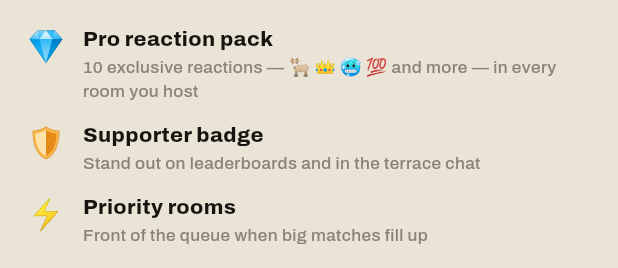
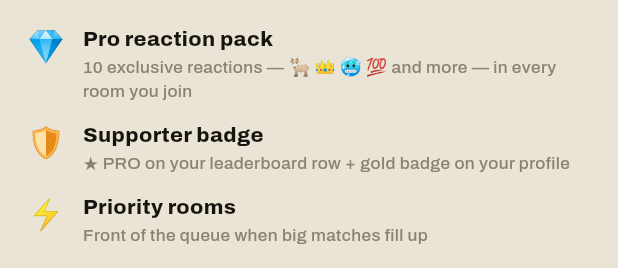
Before and after one commit to Anuragt1104/final-whistle-rooms, a Flutter app: the _SeasonPassSheet widget shown alone on an empty page, opened directly, on a phone screen of 412 x 824 dp. Shown: the part 266-534 px from the top of the screen. Run offline on Flutter 3.47's test engine with Material 3 defaults, Android fonts, the phone set to English and light mode, and no system bars; our stand-ins replace cached_network_image, flutter_local_notifications, share_plus, shared_preferences; missing offline and left inert: cryptography, solana_mobile_client; accounts and stored records are empty; network calls fail; statements that could not run were skipped.

Commit message:
Fix the live-mode regressions: full 104 hub, no phantom rooms, pitch faces, real pass perks
The overhaul left live mode feeding the ENTIRE app from the backend's partial
demo feed (~20 fixtures): "4 of 104 played", an empty bracket, and stale cached
fixtures flashing a dead live match at boot. Auto-created watch rooms were
public, flooding "Open rooms". Season Pass unlocked nothing.

- fixtures split: `_fixtures` is now ALWAYS the full 104-match knowledge layer
  (tournament pulse, groups, bracket, golden boot, schedule); the real backend
  feed lives in `_apiFixtures` and drives only the LIVE strip + watch flow
  (`_liveNow`). Watch goes to the backend only for fixtures the backend knows;
  local-schedule fixtures open replay rooms directly.
- boot flicker: cached fixtures only feed the live strip when the cache is
  <10 min old (new cachedFixturesAge) — no more phantom live match.
- watch-along rooms are created with visibility 'invite' — personal rooms no
  longer appear in everyone's "Open rooms".
- line-ups pitch: every XI player renders as a PlayerAvatar face (shirt-number
  badge, rating badge, initials fallback) — 22 faces per match centre; squads
  pre-warmed on match-screen open.
- Season Pass now DOES something: pro reaction pack (10 exclusive reactions) in
  every room + ★ PRO badge on your leaderboard row + gold badge in the profile
  hero; sheet copy matches the real perks.

Verified on emulator: home "79 of 104 played · 1 live", no Open-rooms flood,
bracket fully populated (Round of 32, 16 ties), pitch faces rendering.
flutter analyze 0/0, 12/12 tests.

Co-Authored-By: Claude Opus 4.8 <noreply@anthropic.com>

```diff
--- a/mobile/lib/screens/room_screen.dart
+++ b/mobile/lib/screens/room_screen.dart
@@ -77,6 +77,7 @@ class _RoomScreenState extends State<RoomScreen> {
     }
     IdentityStore.getOrCreate().then((i) => _identity = i);
     LocalStore.streakBest().then((b) => mounted ? setState(() => _lifetimeBest = b) : null);
+    LocalStore.isPro().then((p) => mounted ? setState(() => _isPro = p) : null);
     ApiClient.instance.config().then((c) => mounted ? setState(() => _aiOn = c.recapAI) : null).catchError((_) {});
     _warmPlayerPhotos();
   }
@@ -118,6 +119,7 @@ class _RoomScreenState extends State<RoomScreen> {
   int _lastReds = 0;
   int _lastPoints = -1;
   int _lastCorrect = -1;
+  bool _isPro = false; // Season Pass — unlocks the pro reaction pack
   int _lifetimeBest = 0; // best Higher-or-Lower streak across all matches
   bool _everConnected = false; // only warn about drops after a first good sync
   void _onChange() {
@@ -359,7 +361,7 @@ class _RoomScreenState extends State<RoomScreen> {
                 const SizedBox(height: 8),
                 ChatFeed(chat: room.chat, hostId: room.hostId),
               ] else ...[
-                Leaderboard(room: room, meId: _c.memberId),
+                Leaderboard(room: room, meId: _c.memberId, meIsPro: _isPro),
                 if (room.recaps.isNotEmpty) const SizedBox(height: 12),
                 ...room.recaps.reversed.map((r) => Padding(padding: const EdgeInsets.only(bottom: 10), child: RecapCard(recap: r, aiOn: _aiOn))),
               ],
@@ -385,7 +387,7 @@ class _RoomScreenState extends State<RoomScreen> {
                 onTap: _scrollToChat,
                 onReact: _c.react,
                 disabled: !_c.joined,
-                emojis: packEmojis(room.reactionPack),
+                emojis: packEmojis(_isPro ? 'pro' : room.reactionPack),
               ),
             ),
           ),
@@ -658,7 +660,7 @@ class _RoomScreenState extends State<RoomScreen> {
             if (room.shootout != null) ...[ShootoutCard(s: room.shootout!, fixture: room.fixture, home: room.fixture.home, away: room.fixture.away), const SizedBox(height: 14)],
             if (room.motm != null) ...[MotmPollCard(poll: room.motm!, fixture: room.fixture, onVote: (k) => _c.voteMotm(k)), const SizedBox(height: 14)],
             if (recap != null) ...[RecapCard(recap: recap, aiOn: _aiOn), const SizedBox(height: 14)],
-            Leaderboard(room: room, meId: _c.memberId),
+            Leaderboard(room: room, meId: _c.memberId, meIsPro: _isPro),
             const SizedBox(height: 14),
             Row(children: [
               _statTile(compactNum(room.members.length), 'Peak in room'),
--- a/mobile/lib/widgets/leaderboard.dart
+++ b/mobile/lib/widgets/leaderboard.dart
@@ -6,7 +6,8 @@ import 'common.dart';
 class Leaderboard extends StatelessWidget {
   final RoomView room;
   final String? meId;
-  const Leaderboard({super.key, required this.room, required this.meId});
+  final bool meIsPro; // Season Pass — supporter badge on your row
+  const Leaderboard({super.key, required this.room, required this.meId, this.meIsPro = false});
 
   String _sideCode(MemberView m) =>
       m.side == 'home' ? room.fixture.home.code : m.side == 'away' ? room.fixture.away.code : '';
@@ -51,6 +52,7 @@ class Leaderboard extends StatelessWidget {
                     if (_sideCode(m).isNotEmpty) ...[const SizedBox(width: 5), _tag(_sideCode(m), AppColors.ink)],
                     if (m.isHost) ...[const SizedBox(width: 4), _tag('HOST', AppColors.orange)],
                     if (isMe) ...[const SizedBox(width: 4), _tag('YOU', AppColors.orange)],
+                    if (isMe && meIsPro) ...[const SizedBox(width: 4), _tag('★ PRO', AppColors.gold)],
                   ]),
                   const SizedBox(height: 5),
                   // mini standings bar
--- a/mobile/lib/widgets/season_pass_sheet.dart
+++ b/mobile/lib/widgets/season_pass_sheet.dart
@@ -79,8 +79,8 @@ class _SeasonPassSheetState extends State<_SeasonPassSheet> {
             ]),
           ),
           const SizedBox(height: 18),
-          _perk('💎', 'Pro reaction pack', '10 exclusive reactions — 🐐 👑 🥶 💯 and more — in every room you host'),
-          _perk('🛡️', 'Supporter badge', 'Stand out on leaderboards and in the terrace chat'),
+          _perk('💎', 'Pro reaction pack', '10 exclusive reactions — 🐐 👑 🥶 💯 and more — in every room you join'),
+          _perk('🛡️', 'Supporter badge', '★ PRO on your leaderboard row + gold badge on your profile'),
           _perk('⚡', 'Priority rooms', 'Front of the queue when big matches fill up'),
           _perk('🔮', 'Coming next', 'Custom room themes and post-match super-recaps'),
           const SizedBox(height: 6),
```
Also changed, not shown: mobile/lib/api/api_client.dart (+12 -1 lines), mobile/lib/screens/home_screen.dart (+31 -10 lines), mobile/lib/screens/match_screen.dart (+17 -5 lines).
